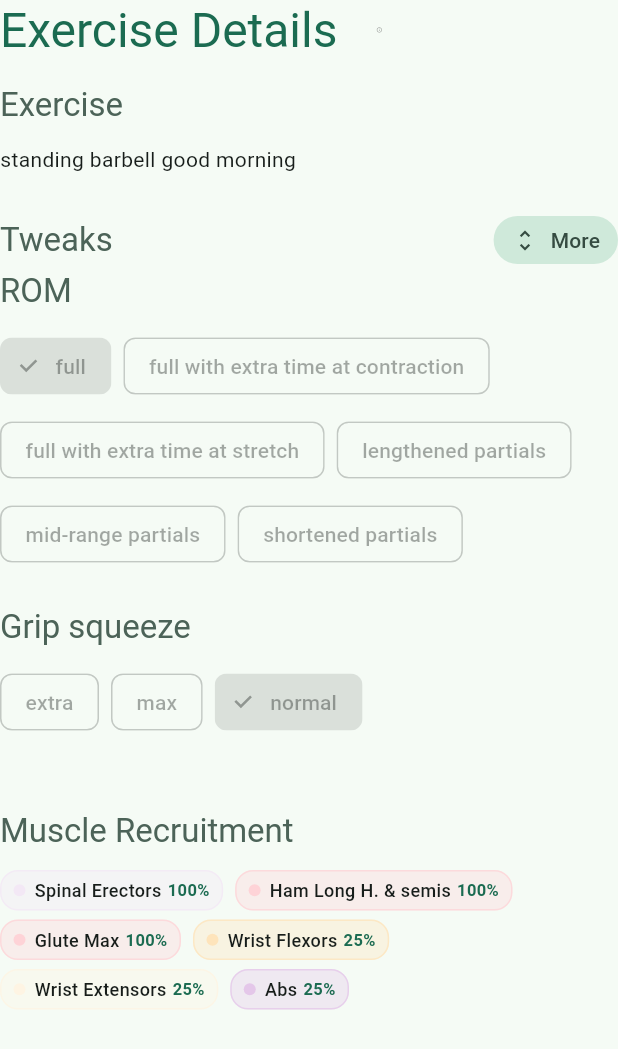
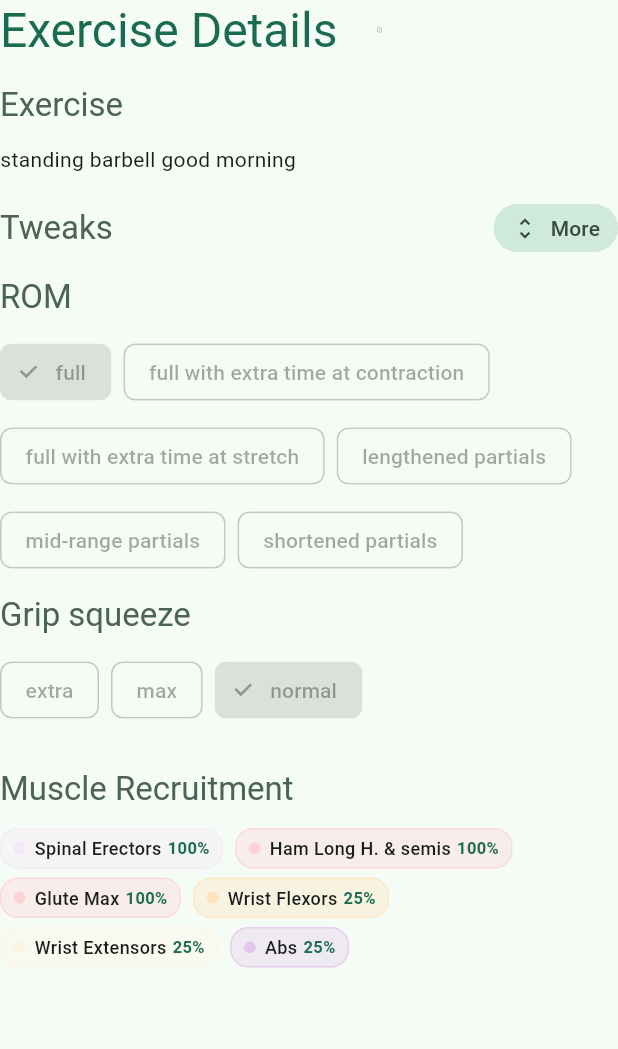
Before and after one commit to Dieterbe/body.build, a Flutter app: the ExerciseDetailsDialog widget shown alone on an empty page, opened directly with empty values, after a tap on "More", after a tap on "Less", on a phone screen of 412 x 824 dp. Shown: the top 1049 px of the screen. Run offline on Flutter 3.47's test engine with Material 3 defaults, Android fonts, the phone set to English and light mode, and no system bars; our stand-ins replace drift, drift_flutter, flutter_markdown, flutter_riverpod, flutter_svg, freezed_annotation and 3 more; missing offline and left inert: iconify_flutter, ml_linalg, posthog_flutter; accounts and stored records are empty; generated files the repository leaves out were written again; network calls fail; project files that could hold a hidden picture were left out.

Commit message:
layout fixes for ExerciseDetailsDialog and ConfigureTweakLarge

```diff
--- a/lib/ui/core/widget/configure_tweak_large.dart
+++ b/lib/ui/core/widget/configure_tweak_large.dart
@@ -13,8 +13,7 @@ class ConfigureTweakLarge extends StatelessWidget {
   @override
   Widget build(BuildContext context) {
     return Container(
-      padding: const EdgeInsets.all(16),
-      decoration: BoxDecoration(color: Theme.of(context).colorScheme.surface),
+      padding: const EdgeInsets.symmetric(horizontal: 12),
       child: Column(
         crossAxisAlignment: CrossAxisAlignment.stretch,
         children: [
@@ -52,12 +51,8 @@ class ConfigureTweakLarge extends StatelessWidget {
                       : null,
 
                   contentPadding: EdgeInsets.zero,
+                  subtitle: optionDesc.isNotEmpty ? markdown(optionDesc, context) : null,
                 ),
-                if (optionDesc.isNotEmpty)
-                  Padding(
-                    padding: const EdgeInsets.only(left: 56, bottom: 8),
-                    child: markdown(optionDesc, context),
-                  ),
               ],
             );
           }),
--- a/lib/ui/programmer/widget/exercise_details_dialog.dart
+++ b/lib/ui/programmer/widget/exercise_details_dialog.dart
@@ -191,7 +191,7 @@ In the future, you'll be able to add your own custom tweaks as well.
               );
             },
           ),
-        const SizedBox(height: 24),
+        const SizedBox(height: 16),
         Row(
           children: [
             Text(
@@ -214,10 +214,9 @@ In the future, you'll be able to add your own custom tweaks as well.
             ],
           ],
         ),
+        const SizedBox(height: 12),
         ...?localSets.ex?.tweaks.map(
-          (tweak) => Padding(
-            padding: const EdgeInsets.only(bottom: 24),
-            child: Column(
+          (tweak) => Column(
             crossAxisAlignment: CrossAxisAlignment.start,
             children: [
               Text(
@@ -255,12 +254,12 @@ In the future, you'll be able to add your own custom tweaks as well.
                         }
                       : null,
                 ),
+              SizedBox(height: 12),
             ],
           ),
         ),
-        ),
         if (widget.showRecruitmentViz && localSets.ex != null) ...[
-          const SizedBox(height: 24),
+          const SizedBox(height: 16),
           Text(
             'Muscle Recruitment',
             style: Theme.of(
```
Lines whose indentation alone changed are shown as unchanged.
